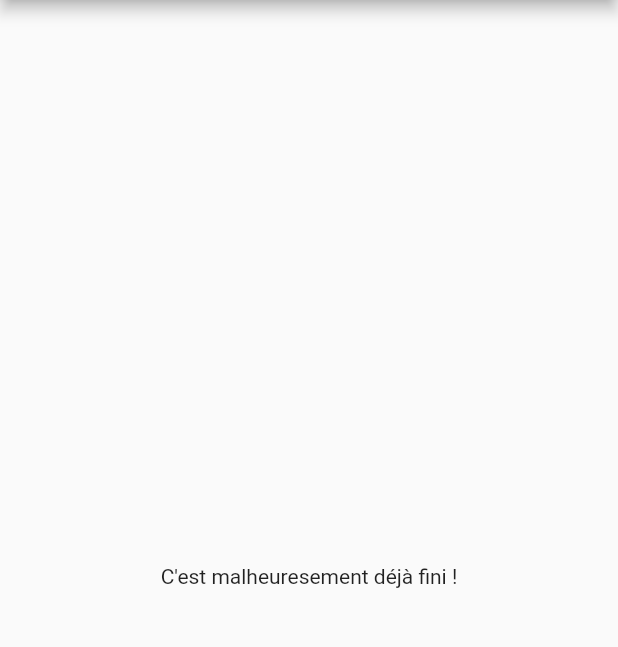
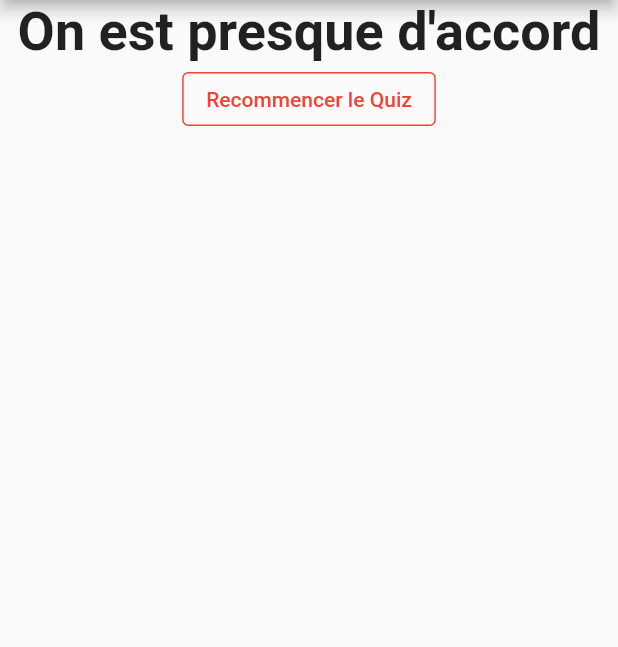
Before and after one commit to AlexStefanos/Known, a Flutter app: the screen it shows after launch, after a tap on "Kendrick Lamar", after a tap on "Tom Hardy", after a tap on "oUi", on a phone screen of 412 x 824 dp, the part 84-731 px from its top. Run offline on Flutter 3.47's test engine with Material 2 defaults, Android fonts, the phone set to English and light mode, and no system bars.

Commit message:
Section 2. DONE - Quiz works with updated buttons

```diff
--- a/known/lib/answer.dart
+++ b/known/lib/answer.dart
@@ -10,10 +10,11 @@ class Answer extends StatelessWidget {
   Widget build(BuildContext context) {
     return Container(
       width: double.infinity,
-      // ignore: deprecated_member_use
-      child: RaisedButton(
-        color: Colors.white,
-        textColor: Colors.red,
+      child: ElevatedButton(
+        style: ElevatedButton.styleFrom(
+          primary: Colors.red,
+          onPrimary: Colors.white,
+        ),
         child: Text(answerText),
         onPressed: selectHandler,
       ),
--- a/known/lib/main.dart
+++ b/known/lib/main.dart
@@ -18,8 +18,17 @@ class Known extends StatefulWidget {
 
 class _KnownState extends State<Known> {
   var _questionIndex = 0;
+  var _totalScore = 0;
 
-  void _answerQuestion() {
+  void _resetQuiz() {
+    setState(() {
+      _questionIndex = 0;
+      _totalScore = 0;
+    });
+  }
+
+  void _answerQuestion(int score) {
+    _totalScore += score;
     setState(() {
       _questionIndex = _questionIndex + 1;
     });
@@ -30,17 +39,32 @@ class _KnownState extends State<Known> {
   Widget build(BuildContext context) {
     final _questions = const [
       {
-        'questionText': 'Quels sont tes artistes musicaux préférés ?',
-        'answers': ['Kendrick Lamar', 'PNL', 'Eminem', 'Drake']
+        'questionText': 'Quel est ton artiste préféré parmis ceux proposés ?',
+        'answers': [
+          {'text': 'Kendrick Lamar', 'score': 10},
+          {'text': 'PNL', 'score': 8},
+          {'text': 'Eminem', 'score': 8},
+          {'text': 'Drake', 'score': 7},
+        ]
       },
       {
-        'questionText': 'Quels sont tes acteurs préférés ?',
-        'answers': ['Jim Carrey', 'Tom Hardy', 'Ryan Gosling', 'Emma Stone']
+        'questionText': 'Quel est ton acteur préféré parmis ceux proposés ?',
+        'answers': [
+          {'text': 'Jim Carrey', 'score': 10},
+          {'text': 'Tom Hardy', 'score': 8},
+          {'text': 'Ryan Gosling', 'score': 8},
+          {'text': 'Emma Stone', 'score': 20},
+        ]
       },
       {
         'questionText':
             'Est-ce que j\'ai fait que 3 questions pour le moment ?',
-        'answers': ['Oui', 'oui', 'oUi', 'OUI']
+        'answers': [
+          {'text': 'Oui', 'score': 1},
+          {'text': 'oui', 'score': 5},
+          {'text': 'oUi', 'score': 10},
+          {'text': 'OUI', 'score': 20}
+        ]
       },
     ];
     return MaterialApp(
@@ -55,7 +79,7 @@ class _KnownState extends State<Known> {
                 questionIndex: _questionIndex,
                 questions: _questions,
               )
-            : Result(),
+            : Result(_totalScore, _resetQuiz),
       ),
     );
   }
--- a/known/lib/quiz.dart
+++ b/known/lib/quiz.dart
@@ -19,8 +19,9 @@ class Quiz extends StatelessWidget {
         Question(
           questions[questionIndex]['questionText'],
         ),
-        ...(questions[questionIndex]['answers'] as List<String>).map((answer) {
-          return Answer(answerQuestion, answer);
+        ...(questions[questionIndex]['answers'] as List<Map<String, Object>>)
+            .map((answer) {
+          return Answer(() => answerQuestion(answer['score']), answer['text']);
         }).toList()
       ],
     );
--- a/known/lib/result.dart
+++ b/known/lib/result.dart
@@ -1,10 +1,43 @@
 import 'package:flutter/material.dart';
 
 class Result extends StatelessWidget {
+  final int resultScore;
+  final Function resetHandler;
+
+  Result(this.resultScore, this.resetHandler);
+
+  String get resultPhrase {
+    var resultText = "C\'est malheureusement déjà fini...";
+    if (resultScore <= 21) {
+      resultText = 'Nous avons des goûts très différents. T\'es bizarre bg.';
+    } else if (resultScore <= 30) {
+      resultText = 'On est presque d\'accord';
+    } else {
+      resultText = 'T\'es vraiment trop bg, gros bg.';
+    }
+    return resultText;
+  }
+
   @override
   Widget build(BuildContext context) {
     return Center(
-      child: Text('C\'est malheuresement déjà fini !'),
+      child: Column(
+        children: <Widget>[
+          Text(
+            resultPhrase,
+            style: TextStyle(fontSize: 36, fontWeight: FontWeight.bold),
+            textAlign: TextAlign.center,
+          ),
+          OutlinedButton(
+            style: OutlinedButton.styleFrom(
+              primary: Colors.red,
+              side: BorderSide(color: Colors.red),
+            ),
+            child: Text('Recommencer le Quiz'),
+            onPressed: resetHandler,
+          ),
+        ],
+      ),
     );
   }
 }
```
